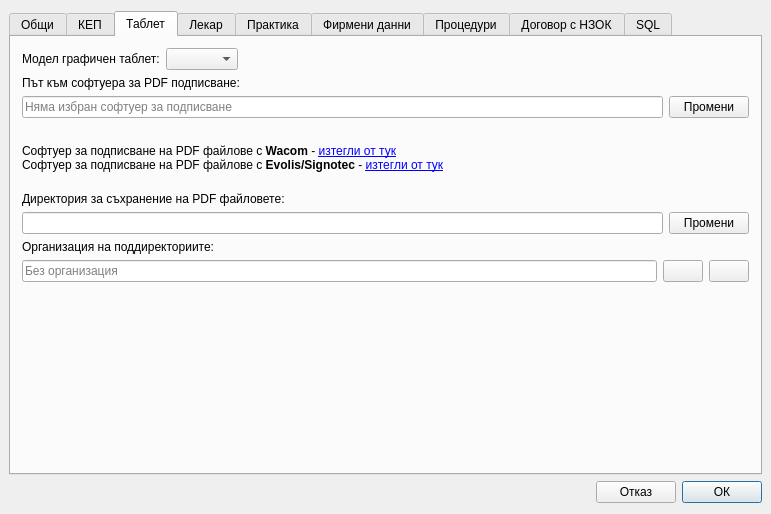
This is src/View/Widgets/SettingsDialog.ui in thefinalcutbg/DinoDent as Qt 5 draws it before an edit. The edited form follows.
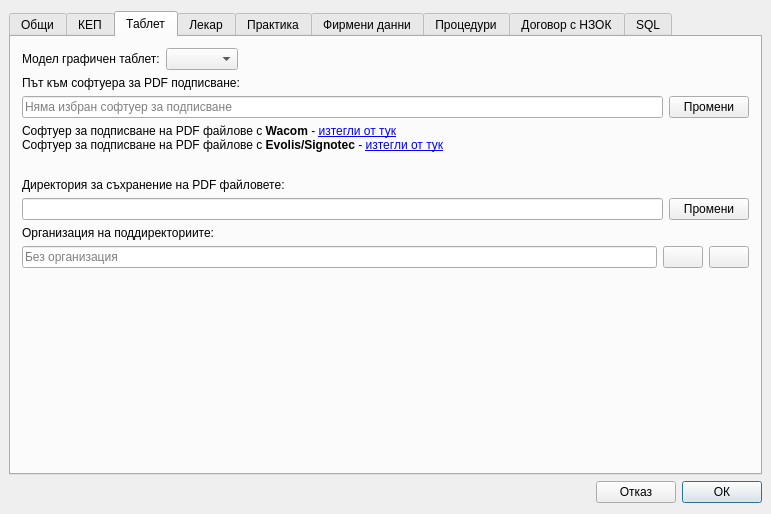
This is the edited form. The open tabs and pages were chosen to show the change. Custom widgets are drawn as their Qt base class.

Commit message: error label position change

Patch:
```diff
--- a/src/View/Widgets/SettingsDialog.ui
+++ b/src/View/Widgets/SettingsDialog.ui
@@ -418,6 +418,16 @@
          </item>
         </layout>
        </item>
+       <item>
+        <widget class="QLabel" name="label_34">
+         <property name="text">
+          <string>&lt;html&gt;&lt;head/&gt;&lt;body&gt;&lt;p&gt;Софтуер за подписване на PDF файлове с &lt;span style=&quot; font-weight:700;&quot;&gt;Wacom&lt;/span&gt; - &lt;a href=&quot;https://cdn.wacom.com/signpro/sign_pro_pdf_app.zip&quot;&gt;&lt;span style=&quot; text-decoration: underline; color:#0000ff;&quot;&gt;изтегли от тук&lt;/span&gt;&lt;/a&gt;&lt;br/&gt;Софтуер за подписване на PDF файлове с &lt;span style=&quot; font-weight:700;&quot;&gt;Evolis/Signotec&lt;/span&gt; - &lt;a href=&quot;https://en.signotec.com/download-signosign2-en&quot;&gt;&lt;span style=&quot; text-decoration: underline; color:#0000ff;&quot;&gt;изтегли от тук&lt;/span&gt;&lt;/a&gt;&lt;/p&gt;&lt;/body&gt;&lt;/html&gt;</string>
+         </property>
+         <property name="openExternalLinks">
+          <bool>true</bool>
+         </property>
+        </widget>
+       </item>
        <item>
         <widget class="QLabel" name="tabletErrorLabel">
          <property name="text">
@@ -425,16 +435,6 @@
          </property>
         </widget>
        </item>
-       <item>
-        <widget class="QLabel" name="label_34">
-         <property name="text">
-          <string>&lt;html&gt;&lt;head/&gt;&lt;body&gt;&lt;p&gt;Софтуер за подписване на PDF файлове с &lt;span style=&quot; font-weight:700;&quot;&gt;Wacom&lt;/span&gt; - &lt;a href=&quot;https://cdn.wacom.com/signpro/sign_pro_pdf_app.zip&quot;&gt;&lt;span style=&quot; text-decoration: underline; color:#0000ff;&quot;&gt;изтегли от тук&lt;/span&gt;&lt;/a&gt;&lt;br/&gt;Софтуер за подписване на PDF файлове с &lt;span style=&quot; font-weight:700;&quot;&gt;Evolis/Signotec&lt;/span&gt; - &lt;a href=&quot;https://en.signotec.com/download-signosign2-en&quot;&gt;&lt;span style=&quot; text-decoration: underline; color:#0000ff;&quot;&gt;изтегли от тук&lt;/span&gt;&lt;/a&gt;&lt;br/&gt;&lt;/p&gt;&lt;/body&gt;&lt;/html&gt;</string>
-         </property>
-         <property name="openExternalLinks">
-          <bool>true</bool>
-         </property>
-        </widget>
-       </item>
        <item>
         <widget class="QLabel" name="label_32">
          <property name="text">
```
Left out of the diff: 2 changed lines with no effect on the pictures.
